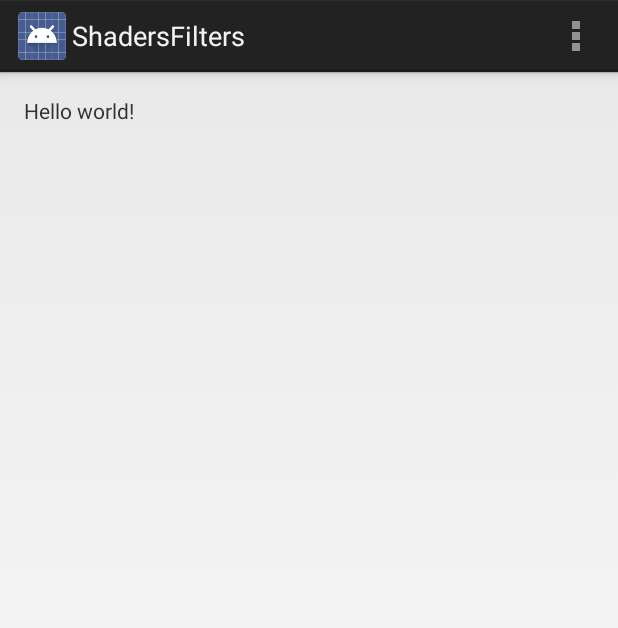
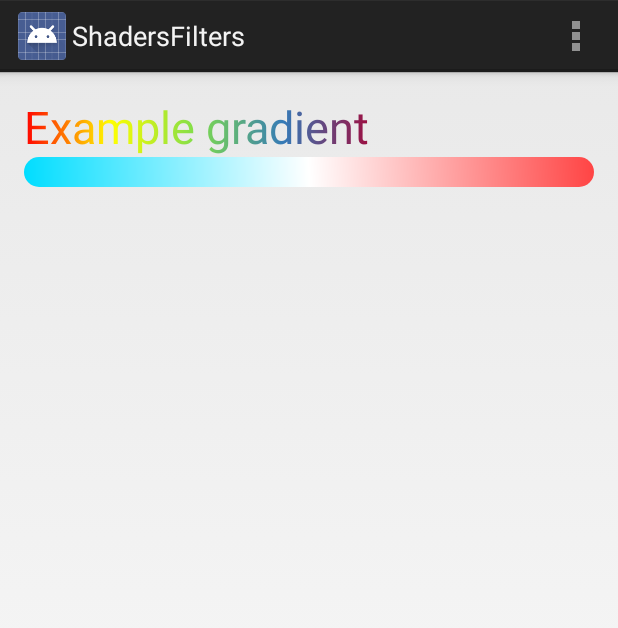
Before and after one commit to echagnas/ShadersAndFilters, an Android app: the screen it shows after launch (HomeActivity), on a phone screen of 412 x 824 dp. Shown: the top 628 px of the screen. Run offline under Robolectric (Android 15) with nearby library versions, the phone set to English and light mode, and no system bars.

Commit message:
Create rainbow textview + gradient drawable.

```diff
--- /dev/null
+++ b/ShadersFilters/app/src/main/java/com/manu/widget/RainbowTextView.java
@@ -0,0 +1,52 @@
+package com.manu.widget;
+
+import android.content.Context;
+import android.graphics.LinearGradient;
+import android.graphics.Matrix;
+import android.graphics.Shader;
+import android.util.AttributeSet;
+import android.widget.TextView;
+
+import com.manu.shadersfilters.R;
+
+/**
+ * Created by Manu on 13/11/2014.
+ */
+public class RainbowTextView extends TextView{
+
+    public RainbowTextView(Context context) {
+        super(context);
+    }
+
+    public RainbowTextView(Context context, AttributeSet attrs) {
+        super(context, attrs);
+    }
+
+    public RainbowTextView(Context context, AttributeSet attrs, int defStyle) {
+        super(context, attrs, defStyle);
+    }
+
+    @Override
+    protected void onSizeChanged(int w, int h, int oldw, int oldh) {
+        super.onSizeChanged(w, h, oldw, oldh);
+
+        int[] rainbow = getRainbowColors();
+        Shader shader = new LinearGradient(0, 0, 0, w, rainbow, null, Shader.TileMode.MIRROR);
+
+        Matrix matrix = new Matrix();
+        matrix.setRotate(90);
+        shader.setLocalMatrix(matrix);
+
+        getPaint().setShader(shader);
+    }
+
+    private int[] getRainbowColors(){
+        return new int[]{
+            getResources().getColor(R.color.rainbow_red),
+            getResources().getColor(R.color.rainbow_yellow),
+            getResources().getColor(R.color.rainbow_green),
+            getResources().getColor(R.color.rainbow_blue),
+            getResources().getColor(R.color.rainbow_purple)
+        };
+    }
+}
--- /dev/null
+++ b/ShadersFilters/app/src/main/res/drawable/gradient.xml
@@ -0,0 +1,15 @@
+<?xml version="1.0" encoding="UTF-8"?>
+<shape xmlns:android="http://schemas.android.com/apk/res/android"
+    android:shape="rectangle">
+    <gradient
+        android:startColor="@android:color/holo_blue_bright"
+        android:centerColor="@android:color/white"
+        android:endColor="@android:color/holo_red_light"
+        android:angle="45"/>
+
+    <corners
+        android:bottomRightRadius="50dp"
+        android:bottomLeftRadius="50dp"
+        android:topLeftRadius="50dp"
+        android:topRightRadius="50dp"/>
+</shape>
--- a/ShadersFilters/app/src/main/res/layout/activity_home.xml
+++ b/ShadersFilters/app/src/main/res/layout/activity_home.xml
@@ -1,4 +1,4 @@
-<RelativeLayout xmlns:android="http://schemas.android.com/apk/res/android"
+<LinearLayout xmlns:android="http://schemas.android.com/apk/res/android"
     xmlns:tools="http://schemas.android.com/tools"
     android:layout_width="match_parent"
     android:layout_height="match_parent"
@@ -6,11 +6,19 @@
     android:paddingRight="@dimen/activity_horizontal_margin"
     android:paddingTop="@dimen/activity_vertical_margin"
     android:paddingBottom="@dimen/activity_vertical_margin"
+    android:orientation="vertical"
     tools:context=".HomeActivity">
 
-    <TextView
-        android:text="@string/hello_world"
+    <com.manu.widget.RainbowTextView
+        android:text="@string/gradient_title"
+        android:textSize="30sp"
         android:layout_width="wrap_content"
         android:layout_height="wrap_content" />
 
-</RelativeLayout>
+    <LinearLayout
+        android:layout_width="match_parent"
+        android:layout_height="20dp"
+        android:orientation="vertical"
+        android:background="@drawable/gradient"/>
+
+</LinearLayout>
--- /dev/null
+++ b/ShadersFilters/app/src/main/res/values/color.xml
@@ -0,0 +1,11 @@
+<?xml version="1.0" encoding="utf-8"?>
+<resources>
+    <color name="rainbow_red">#ff0000</color>
+    <color name="rainbow_yellow">#FFFF00</color>
+    <color name="rainbow_green">#7FDD4C</color>
+    <color name="rainbow_blue">#357AB7</color>
+    <color name="rainbow_purple">#9E0E40</color>
+
+
+
+</resources>
--- a/ShadersFilters/app/src/main/res/values/strings.xml
+++ b/ShadersFilters/app/src/main/res/values/strings.xml
@@ -4,5 +4,6 @@
     <string name="app_name">ShadersFilters</string>
     <string name="hello_world">Hello world!</string>
     <string name="action_settings">Settings</string>
+    <string name="gradient_title">Example gradient</string>
 
 </resources>
```
